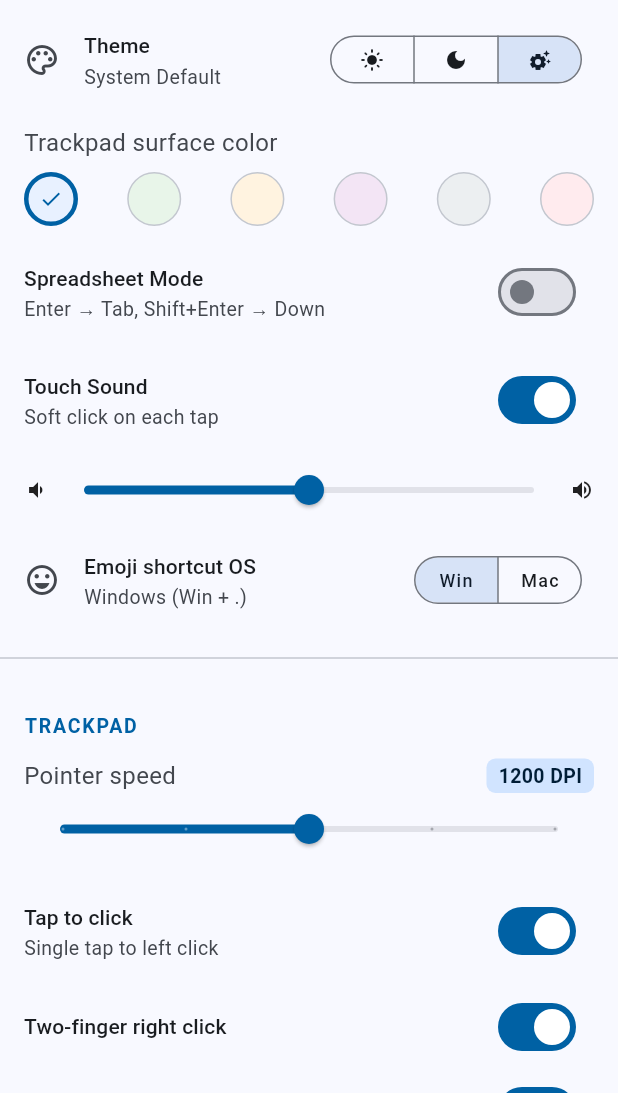
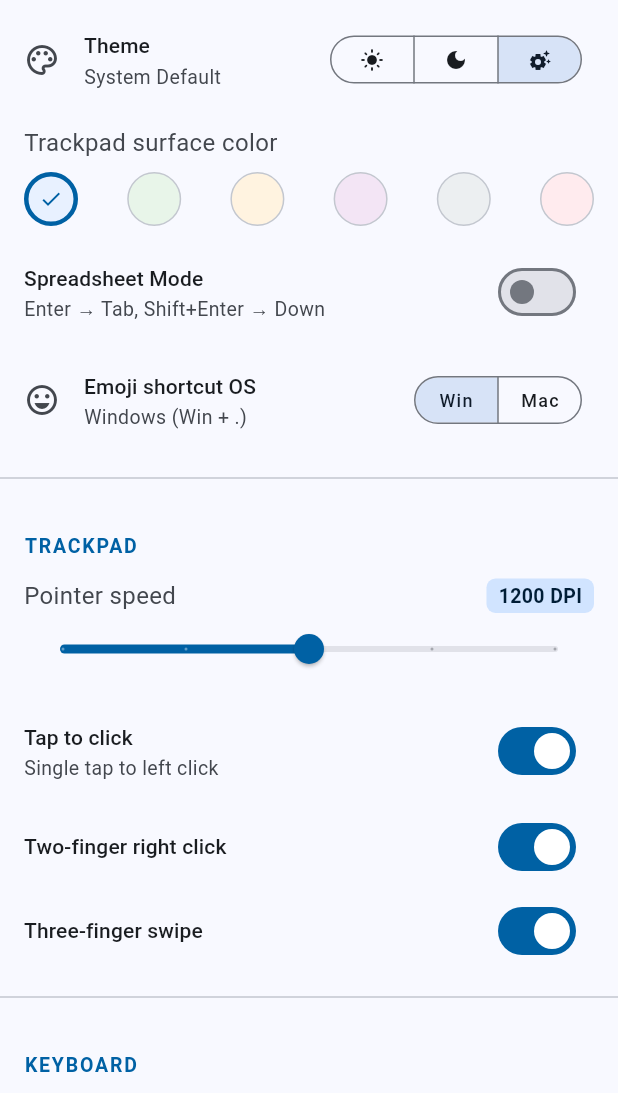
Before and after one commit to Aditya-err/WindPad-Os-Controller, a Flutter app: the screen it shows after launch, after a tap on the "settings" icon, on a phone screen of 412 x 824 dp, the part 143-1236 px from its top. Run offline on Flutter 3.47's test engine with Material 3 defaults, Android fonts, the phone set to English and light mode, and no system bars; our stand-ins replace flutter_animate, flutter_keyboard_visibility, flutter_rating_bar, package_info_plus, permission_handler, shared_preferences; missing offline and left inert: android_intent_plus.

Commit message:
fix: keyboard open, touch sound removed, media keys consumer report, special keys bar, win key HID, buttons centered & bigger

```diff
--- a/lib/screens/home_screen.dart
+++ b/lib/screens/home_screen.dart
@@ -134,31 +134,10 @@ class _HomeScreenState extends State<HomeScreen> {
     return SingleChildScrollView(
       scrollDirection: Axis.horizontal,
       child: Row(
-        mainAxisAlignment: MainAxisAlignment.center,
         children: [
-          // Special Keys button (opens sheet)
-          Material(
-            color: cs.secondaryContainer,
-            borderRadius: BorderRadius.circular(12),
-            child: InkWell(
-              onTap: isConn ? () => _showFunctionKeysSheet(context, btService) : null,
-              borderRadius: BorderRadius.circular(12),
-              child: Padding(
-                padding: const EdgeInsets.symmetric(vertical: 10, horizontal: 14),
-                child: Row(
-                  children: [
-                    Icon(Icons.video_label, size: 16, color: isConn ? cs.onSecondaryContainer : cs.outline),
-                    const SizedBox(width: 6),
-                    Text("Special Keys", style: TextStyle(fontSize: 12, fontWeight: FontWeight.w600, color: isConn ? cs.onSecondaryContainer : cs.outline)),
-                  ],
-                ),
-              ),
-            ),
-          ),
-          const SizedBox(width: 8),
+          _buildMiniKey("⊞ Win", () => btService.sendKey(0x08, [0x00]), isConn, cs),
+          const SizedBox(width: 6),
           _buildMiniKey("Esc", () => btService.sendKey(0, [0x29]), isConn, cs),
-          const SizedBox(width: 6),
-          _buildMiniKey("Win", () => btService.sendKey(0x08, [0x00]), isConn, cs),
           const SizedBox(width: 6),
           _buildMiniKey("Tab", () => btService.sendKey(0, [0x2B]), isConn, cs),
           const SizedBox(width: 6),
@@ -166,7 +145,21 @@ class _HomeScreenState extends State<HomeScreen> {
           const SizedBox(width: 6),
           _buildMiniKey("Prt Sc", () => btService.sendKey(0, [0x46]), isConn, cs),
           const SizedBox(width: 6),
-          _buildMiniKey("Search", () => btService.sendKey(0x08, [0x16]), isConn, cs), // Win+S
+          _buildMiniKey("🔍 Search", () => btService.sendKey(0x08, [0x16]), isConn, cs),
+          const SizedBox(width: 6),
+          // Long-press any key to open full sheet; small hint button
+          Material(
+            color: cs.secondaryContainer.withValues(alpha: 0.6),
+            borderRadius: BorderRadius.circular(10),
+            child: InkWell(
+              onTap: isConn ? () => _showFunctionKeysSheet(context, btService) : null,
+              borderRadius: BorderRadius.circular(10),
+              child: Padding(
+                padding: const EdgeInsets.symmetric(vertical: 10, horizontal: 10),
+                child: Icon(Icons.keyboard_outlined, size: 16, color: isConn ? cs.onSecondaryContainer : cs.outline),
+              ),
+            ),
+          ),
         ],
       ),
     );
--- a/lib/screens/settings_screen.dart
+++ b/lib/screens/settings_screen.dart
@@ -72,20 +72,6 @@ class SettingsScreen extends StatelessWidget {
 
           // Spreadsheet Mode
           SwitchListTile(title: const Text("Spreadsheet Mode"), subtitle: const Text("Enter → Tab, Shift+Enter → Down"), value: btService.isSpreadsheetMode, onChanged: (_) => btService.toggleSpreadsheetMode()),
-
-          // Touch Sound
-          SwitchListTile(title: const Text("Touch Sound"), subtitle: const Text("Soft click on each tap"), value: btService.touchSoundEnabled, onChanged: (v) => btService.setTouchSoundEnabled(v)),
-          if (btService.touchSoundEnabled)
-            Padding(
-              padding: const EdgeInsets.symmetric(horizontal: 16),
-              child: Row(
-                children: [
-                  const Icon(Icons.volume_down, size: 16),
-                  Expanded(child: Slider(value: btService.touchSoundVolume, min: 0, max: 100, onChanged: (v) => btService.setTouchSoundVolume(v))),
-                  const Icon(Icons.volume_up, size: 16),
-                ],
-              ),
-            ),
 
           // Emoji OS toggle
           ListTile(
--- a/lib/widgets/keyboard_section.dart
+++ b/lib/widgets/keyboard_section.dart
@@ -86,7 +86,13 @@ class _KeyboardSectionState extends State<KeyboardSection> {
       child: Column(
         crossAxisAlignment: CrossAxisAlignment.start,
         children: [
-          Row(
+          GestureDetector(
+            behavior: HitTestBehavior.opaque,
+            onTap: () {
+              FocusScope.of(context).requestFocus(_focusNode);
+              SystemChannels.textInput.invokeMethod('TextInput.show');
+            },
+            child: Row(
               crossAxisAlignment: CrossAxisAlignment.center,
               children: [
                 Expanded(
@@ -97,19 +103,21 @@ class _KeyboardSectionState extends State<KeyboardSection> {
                     textInputAction: TextInputAction.newline,
                     keyboardType: TextInputType.multiline,
                     enableSuggestions: false,
+                    autocorrect: false,
+                    showCursor: true,
                     onTap: () {
-                    // Force software keyboard to appear even if HID is connected
+                      FocusScope.of(context).requestFocus(_focusNode);
                       SystemChannels.textInput.invokeMethod('TextInput.show');
                     },
                     onChanged: (text) => _handleTextChanged(text, btService),
                     decoration: InputDecoration(
-                    labelText: isConn ? "Type anywhere..." : "Connect to type",
-                    labelStyle: TextStyle(color: _isFocused ? cs.primary : cs.onSurfaceVariant, fontSize: 14),
+                      hintText: isConn ? "Type anywhere..." : "Connect to type",
+                      hintStyle: TextStyle(color: _isFocused ? cs.primary.withValues(alpha: 0.7) : cs.onSurfaceVariant, fontSize: 14),
                       border: InputBorder.none,
                       contentPadding: const EdgeInsets.symmetric(vertical: 4),
                       isDense: true,
                     ),
-                  style: TextStyle(color: cs.onSurface, fontSize: 16, height: 1.5),
+                    style: TextStyle(color: cs.onSurface.withValues(alpha: 0.01), fontSize: 16, height: 1.5),
                     cursorColor: cs.primary,
                   ),
                 ),
@@ -121,6 +129,7 @@ class _KeyboardSectionState extends State<KeyboardSection> {
                   ),
               ],
             ),
+          ),
           const SizedBox(height: 2),
           Text(
             "👀 See on your screen",
```
Lines whose indentation alone changed are shown as unchanged.
